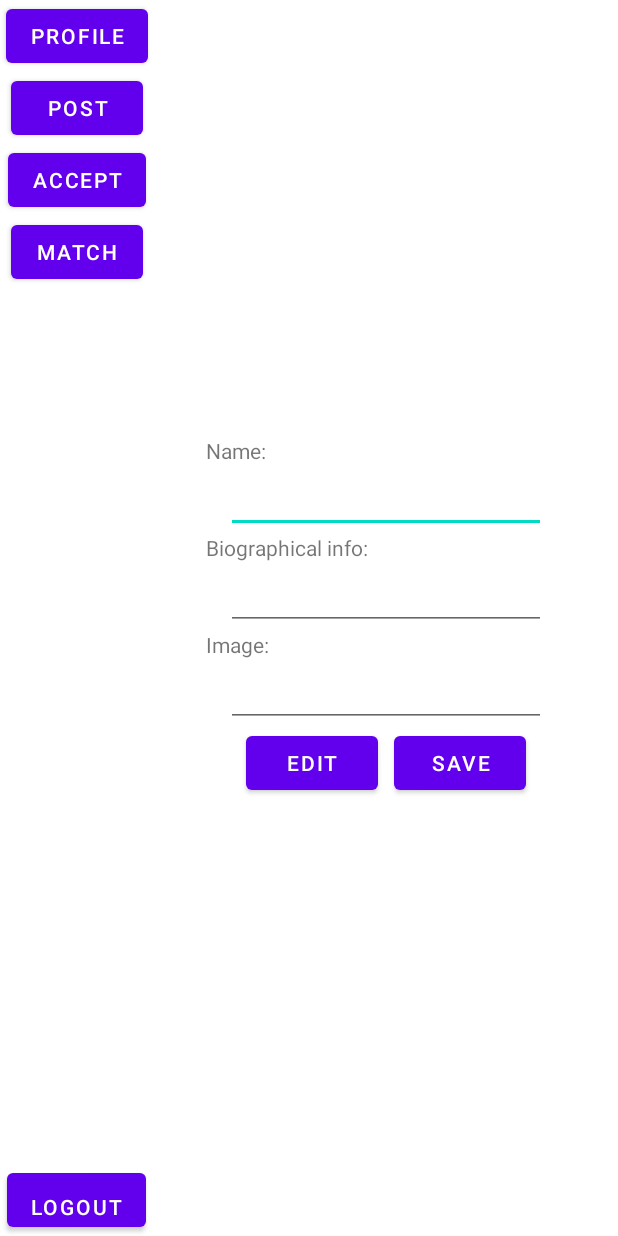
After one commit to cyoulim/CSCI310_final_project, an Android app: the layout activity_profile.xml on its own in the app's theme, with its tools: preview values and no code run, on a phone screen of 412 x 824 dp. The commit adds this screen. Run offline under Robolectric (Android 15) with nearby library versions, the phone set to English and light mode, and no system bars.

Commit message:
front end

```diff
--- a/app/src/main/res/layout/activity_accepted.xml
+++ b/app/src/main/res/layout/activity_accepted.xml
@@ -71,6 +71,10 @@
             android:orientation="vertical"
             android:background="@color/teal_200"
             android:gravity="center">
+
+            <ScrollView
+                android:layout_width="fill_parent"
+                android:layout_height="wrap_content">
 
             <LinearLayout
                 app:layout_constraintStart_toStartOf="@id/linearlayout02"
@@ -187,6 +191,7 @@
                         android:text="Reject" />
                 </LinearLayout>
             </LinearLayout>
+            </ScrollView>
         </LinearLayout>
 
     </LinearLayout>
--- /dev/null
+++ b/app/src/main/res/layout/activity_profile.xml
@@ -0,0 +1,141 @@
+<?xml version="1.0" encoding="utf-8"?>
+<androidx.constraintlayout.widget.ConstraintLayout xmlns:android="http://schemas.android.com/apk/res/android"
+    xmlns:app="http://schemas.android.com/apk/res-auto"
+    xmlns:tools="http://schemas.android.com/tools"
+    android:layout_width="match_parent"
+    android:layout_height="match_parent"
+    tools:context=".MainActivity">
+
+    <LinearLayout
+        app:layout_constraintTop_toBottomOf="@id/content"
+        android:id="@+id/content"
+        android:layout_width="match_parent"
+        android:layout_height="match_parent"
+        android:orientation="horizontal"
+        android:baselineAligned="false"
+        android:gravity="center">
+        <LinearLayout
+            android:id="@+id/linearlayout01"
+            app:layout_constraintStart_toStartOf="parent"
+            android:layout_width="0dp"
+            android:layout_height="match_parent"
+            android:layout_weight="1"
+            android:orientation="vertical"
+            android:gravity="center_horizontal">
+
+            <Button
+                android:id="@+id/button01"
+                android:text="Profile"
+                android:layout_width="wrap_content"
+                android:layout_height="wrap_content" />
+            <Button
+                android:id="@+id/button02"
+                android:text="Post"
+                android:layout_width="wrap_content"
+                android:layout_height="wrap_content" />
+            <Button
+                android:id="@+id/button03"
+                android:text="Accept"
+                android:layout_width="wrap_content"
+                android:layout_height="wrap_content" />
+            <Button
+                android:id="@+id/button04"
+                android:text="Match"
+                android:layout_width="wrap_content"
+                android:layout_height="wrap_content" />
+
+            <LinearLayout
+                android:layout_width="match_parent"
+                android:layout_height="0dip"
+                android:layout_weight="1"
+                android:gravity="center|bottom"
+                android:orientation="vertical" >
+                <Button
+                    android:id="@+id/logout_Button"
+                    android:layout_width="wrap_content"
+                    android:layout_height="wrap_content"
+                    android:gravity="center|bottom"
+                    android:text="logout" />
+            </LinearLayout>
+
+
+        </LinearLayout>
+
+        <LinearLayout
+            app:layout_constraintStart_toStartOf="@id/linearlayout02"
+            android:layout_alignParentRight="true"
+            android:id="@+id/linearlayout02"
+            android:layout_width="0dp"
+            android:layout_height="match_parent"
+            android:layout_weight="3"
+            android:orientation="vertical"
+            android:gravity="center">
+
+            <TextView android:id="@+id/text1"
+                android:layout_width="wrap_content"
+                android:layout_height="wrap_content"
+                android:ems="15"
+                android:text="Name:" />
+            <EditText
+                android:id="@+id/username"
+                android:layout_width="wrap_content"
+                android:layout_height="wrap_content"
+                android:ems="10"
+                android:inputType="textPersonName"
+                android:text="" />
+
+            <TextView android:id="@+id/text2"
+                android:layout_width="wrap_content"
+                android:layout_height="wrap_content"
+                android:ems="15"
+                android:text="Biographical info:" />
+            <EditText
+                android:id="@+id/bio"
+                android:layout_width="wrap_content"
+                android:layout_height="wrap_content"
+                android:ems="10"
+                android:inputType="textPersonName"
+                android:text="" />
+
+            <TextView android:id="@+id/text3"
+                android:layout_width="wrap_content"
+                android:layout_height="wrap_content"
+                android:ems="15"
+                android:text="Image:" />
+            <EditText
+                android:id="@+id/deadline"
+                android:layout_width="wrap_content"
+                android:layout_height="wrap_content"
+                android:ems="10"
+                android:inputType="textPersonName"
+                android:text="" />
+
+            <LinearLayout
+                android:id="@+id/linearLayout1"
+                android:layout_width="wrap_content"
+                android:layout_height="wrap_content"
+                android:layout_alignParentLeft="true"
+                android:layout_alignParentTop="true"
+                android:orientation="horizontal" >
+
+                <Button
+                    android:id="@+id/buttonAccept"
+                    android:layout_width="fill_parent"
+                    android:layout_height="wrap_content"
+                    android:layout_marginLeft="10dp"
+                    android:layout_marginRight="5dp"
+                    android:text="Edit" />
+
+                <Button
+                    android:id="@+id/buttonReject"
+                    android:layout_width="fill_parent"
+                    android:layout_height="wrap_content"
+                    android:layout_marginLeft="5dp"
+                    android:layout_marginRight="10dp"
+                    android:text="Save" />
+            </LinearLayout>
+
+        </LinearLayout>
+    </LinearLayout>
+
+</androidx.constraintlayout.widget.ConstraintLayout>
```
Also changed, not shown: app/src/main/res/layout/activity_login.xml (added, +73 -0 lines), app/src/main/res/layout/activity_registration.xml (added, +72 -0 lines).
